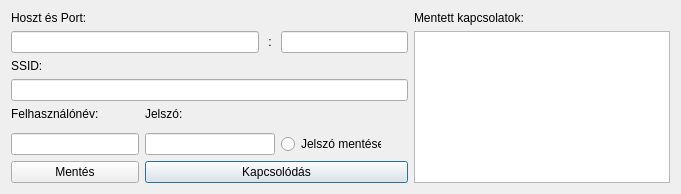
Old version of the form Implementation/View/connectwindow.ui in the repository LNorbi94/DiagramQuery.
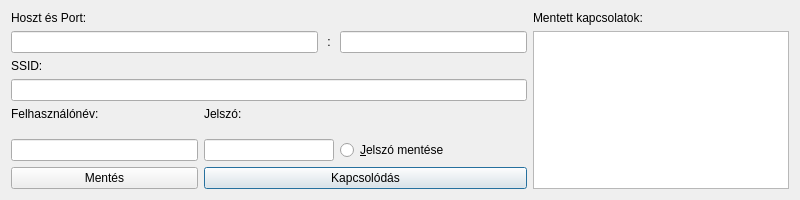
New version of the form.

Diff of the .ui file:
```diff
--- a/Implementation/View/connectwindow.ui
+++ b/Implementation/View/connectwindow.ui
@@ -6,8 +6,8 @@
    <rect>
     <x>0</x>
     <y>0</y>
-    <width>681</width>
-    <height>182</height>
+    <width>800</width>
+    <height>200</height>
    </rect>
   </property>
   <property name="windowTitle">
@@ -146,12 +146,12 @@
      <widget class="QRadioButton" name="rbSavePassword">
       <property name="maximumSize">
        <size>
-        <width>100</width>
+        <width>150</width>
         <height>16777215</height>
        </size>
       </property>
       <property name="text">
-       <string>Jelszó mentése</string>
+       <string>&amp;Jelszó mentése</string>
       </property>
      </widget>
     </item>
```
